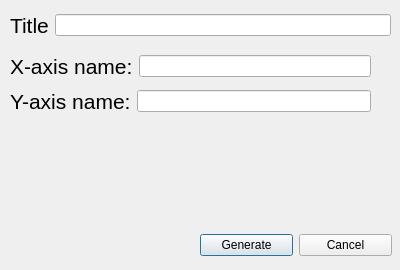
Above: Qt_Designer/heatmapchartdialog.ui from bb305496/CSV_Weather_Dashboard before the change. Below: the same form after it.
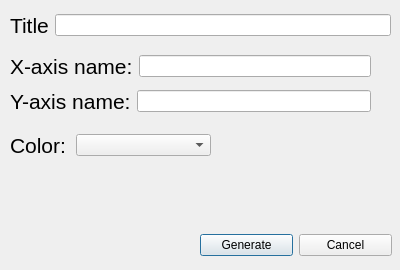
That is the form after the change. Icons and pictures are not drawn.

Commit message: Add heatmap colors

Diff of the .ui file:
```diff
--- a/Qt_Designer/heatmapchartdialog.ui
+++ b/Qt_Designer/heatmapchartdialog.ui
@@ -135,6 +135,39 @@
     </item>
    </layout>
   </widget>
+  <widget class="QWidget" name="">
+   <property name="geometry">
+    <rect>
+     <x>10</x>
+     <y>130</y>
+     <width>201</width>
+     <height>30</height>
+    </rect>
+   </property>
+   <layout class="QHBoxLayout" name="horizontalLayout_3">
+    <item>
+     <widget class="QLabel" name="label_4">
+      <property name="maximumSize">
+       <size>
+        <width>60</width>
+        <height>16777215</height>
+       </size>
+      </property>
+      <property name="font">
+       <font>
+        <pointsize>16</pointsize>
+       </font>
+      </property>
+      <property name="text">
+       <string>Color:</string>
+      </property>
+     </widget>
+    </item>
+    <item>
+     <widget class="QComboBox" name="colorComboBox"/>
+    </item>
+   </layout>
+  </widget>
  </widget>
  <resources/>
  <connections/>
```
The commit also changes 3 other files.
